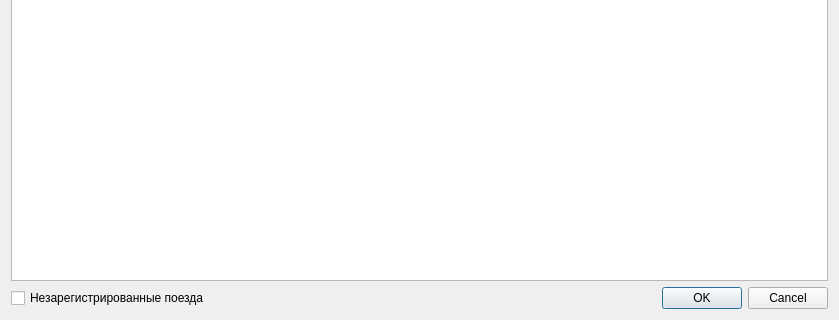
This is forms/dlgtrains.ui in eugene-pa/armdncqt as Qt 5 draws it before an edit; both pictures show x 0 to 839 and y 171 to 491 of the 839 by 491 pixel window. The edited form follows.
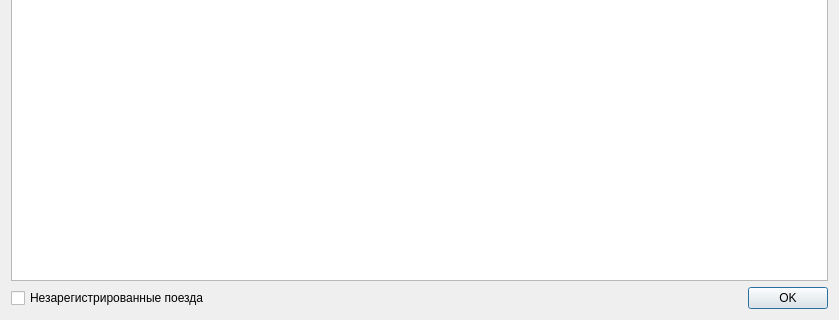
This is the edited form.

What changed in the file:
```diff
--- a/forms/dlgtrains.ui
+++ b/forms/dlgtrains.ui
@@ -35,7 +35,7 @@
         <enum>Qt::Horizontal</enum>
        </property>
        <property name="standardButtons">
-        <set>QDialogButtonBox::Cancel|QDialogButtonBox::Ok</set>
+        <set>QDialogButtonBox::Ok</set>
        </property>
       </widget>
      </item>
```
